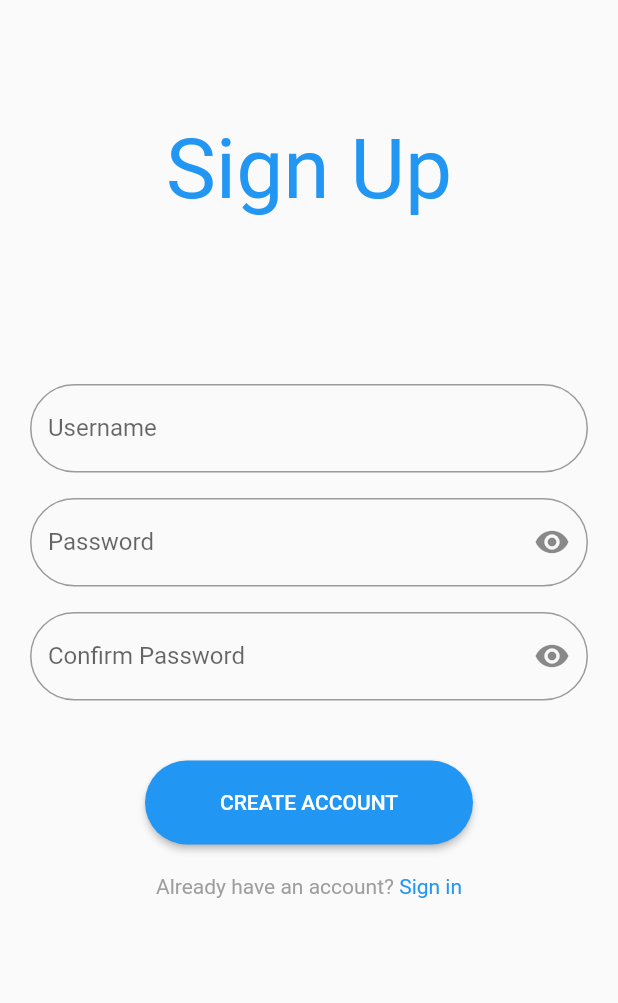
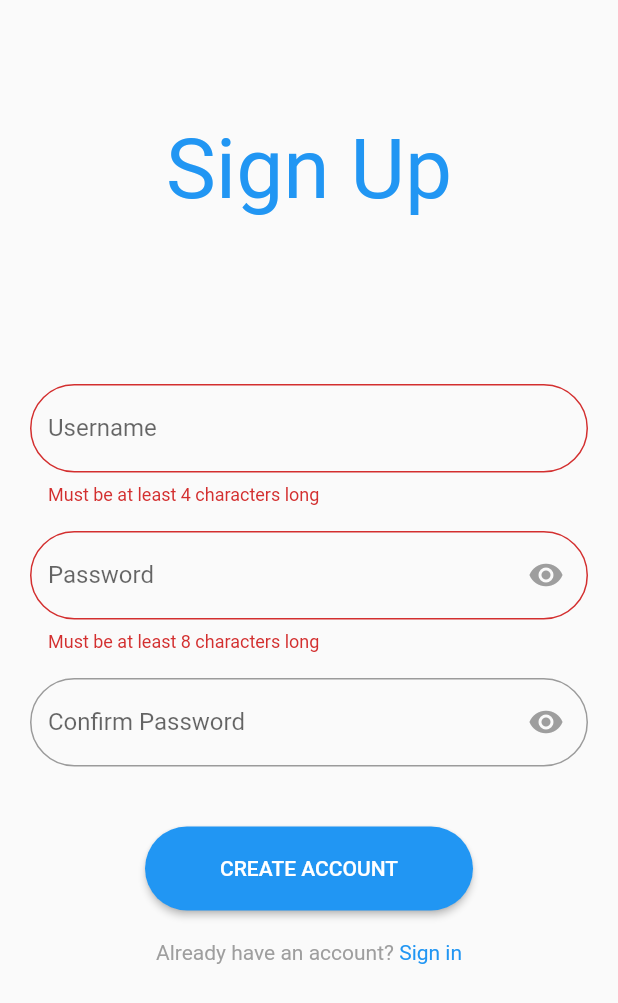
Before and after one commit to imaili/FireChat, a Flutter app: the screen it shows after launch, after a tap on "CREATE ACCOUNT", on a phone screen of 412 x 824 dp. Shown: the top 1003 px of the screen. Run offline on Flutter 3.47's test engine with Material 2 defaults, Android fonts, the phone set to English and light mode, and no system bars.

```diff
--- a/lib/screens/auth_screen.dart
+++ b/lib/screens/auth_screen.dart
@@ -1,5 +1,6 @@
 import 'package:flutter/gestures.dart';
 import 'package:flutter/material.dart';
+import 'package:flutter/services.dart';
 
 class AuthScreen extends StatefulWidget {
   @override
@@ -10,18 +11,24 @@ class _AuthScreenState extends State<AuthScreen> {
   bool _isLogin = false;
   bool _obscurePassword = true;
   bool _obscureConfirmPassword = true;
+  String _username;
+  String _password;
   final _passwordFocusNode = FocusNode();
   final _confirmPasswordFocusNode = FocusNode();
+  final _loginFormKey = GlobalKey<FormState>();
+  final _signUpKey = GlobalKey<FormState>();
+  final _passwordController = TextEditingController();
+
   @override
   void initState() {
     _passwordFocusNode.addListener(() {
-        if(!_passwordFocusNode.hasFocus)
+      if (!_passwordFocusNode.hasFocus)
         setState(() {
           _obscurePassword = true;
         });
     });
     _confirmPasswordFocusNode.addListener(() {
-      if(!_confirmPasswordFocusNode.hasFocus)
+      if (!_confirmPasswordFocusNode.hasFocus)
         setState(() {
           _obscureConfirmPassword = true;
         });
@@ -30,60 +37,65 @@ class _AuthScreenState extends State<AuthScreen> {
   }
 
   @override
+  void dispose() {
+    _passwordFocusNode.dispose();
+    _confirmPasswordFocusNode.dispose();
+    super.dispose();
+  }
+  @override
   Widget build(BuildContext context) {
+    SystemChrome.setPreferredOrientations([DeviceOrientation.portraitUp]);
     return Scaffold(
       body: SingleChildScrollView(
         child: Container(
           alignment: Alignment.center,
-            padding: EdgeInsets.all(20),
+          padding: const EdgeInsets.all(20),
           child: Column(
-
-
             children: [
-                  SizedBox(height: 60,),
+              SizedBox(
+                height: 60,
+              ),
               Text(
-
                 _isLogin ? 'Login' : 'Sign Up',
-
                 style: Theme.of(context).textTheme.headline2,
               ),
-                     SizedBox(height: 110,),
+              SizedBox(
+                height: 110,
+              ),
               _isLogin ? buildLoginForm() : buildSignUpForm()
-
-
-
-
-
-
             ],
           ),
         ),
       ),
-
-
     );
   }
 
   Widget buildSignUpForm() {
-    return Column(
-      children: [
-
+    return Column(children: [
       Form(
-
+        key: _signUpKey,
           child: Column(
-
         children: [
           TextFormField(
+            maxLength: 15,
             decoration: InputDecoration(
+
+              counterText: '',
               labelText: 'Username',
                border: OutlineInputBorder(
                   borderRadius: BorderRadius.circular(30),
                   borderSide: const BorderSide(width: 2)),
-              )
              ),
-
-            SizedBox(height: 17,),
-
+             onSaved: (value) => _username = value,
+             validator: (value){
+                if(value.length < 4)
+                  return 'Must be at least 4 characters long';
+                return null;
+             },
+             ),
+          SizedBox(
+            height: 17,
+          ),
           TextFormField(
             focusNode: _passwordFocusNode,
             obscureText: _obscurePassword,
@@ -93,61 +105,91 @@ class _AuthScreenState extends State<AuthScreen> {
                   borderSide: const BorderSide(width: 2)),
               labelText: 'Password',
               suffixIcon: IconButton(
+                padding: const EdgeInsets.only(right: 8),
                 icon: Icon(Icons.remove_red_eye),
                 onPressed: _togglePassword,
+                color: Colors.grey,
               ),
             ),
+            onSaved: (value) => {
+              _password = value
+            },
+            validator: (value){
+                print(value);
+                if(value.length < 8)
+                  return 'Must be at least 8 characters long';
+                else if(!value.contains(RegExp(r'[a-z]')) || !value.contains(RegExp(r'[0-9]')))
+                  return 'Must contain at least one number and one letter';
+                return null;
+             },
           ),
+          SizedBox(
+            height: 17,
+          ),
+          TextFormField(
 
-            SizedBox(height: 17,),
-
-            TextFormField(
               focusNode: _confirmPasswordFocusNode,
-              onFieldSubmitted: (_) => _toggleConfirmPassword,
               obscureText: _obscureConfirmPassword,
               decoration: InputDecoration(
                 suffixIcon: IconButton(
+                  padding: const EdgeInsets.only(right: 8),
                   icon: Icon(Icons.remove_red_eye),
                   onPressed: _toggleConfirmPassword,
+                  color: Colors.grey,
                 ),
                 labelText: 'Confirm Password',
+
+
                 border: OutlineInputBorder(
                     borderRadius: BorderRadius.circular(30),
-                  borderSide: const BorderSide(width: 2)),
-              )
+                    borderSide: const BorderSide(width: 2)
                 ),
 
-            SizedBox(height: 40,),
+              ),
+              validator: (value) {
 
+                if(value != _password)
+                  return 'Does not match the password';
+                return null;
+              },
+              ),
+          SizedBox(
+            height: 40,
+          ),
           RaisedButton(
-
-              padding: EdgeInsets.fromLTRB(50, 20, 50, 20),
+            padding: const EdgeInsets.fromLTRB(50, 20, 50, 20),
             color: Theme.of(context).primaryColor,
-               onPressed: () {},
+            onPressed: _validateSignUpForm,
             shape: RoundedRectangleBorder(
               borderRadius: BorderRadius.circular(30),
             ),
-               child: Text('CREATE ACCOUNT', style: TextStyle(color: Colors.white),),
+            child: Text(
+              'CREATE ACCOUNT',
+              style: TextStyle(color: Colors.white),
+            ),
           )
         ],
-        )
-      ),
+      )),
       SizedBox(height: 20),
       Row(
         mainAxisAlignment: MainAxisAlignment.center,
         children: [
-        Text('Already have an account? ', style: TextStyle(color: Colors.grey),),
+          Text(
+            'Already have an account? ',
+            style: TextStyle(color: Colors.grey),
+          ),
           InkWell(
-          onTap: (){
+              onTap: () {
                 setState(() {
                   _isLogin = true;
                 });
               },
-          child: Text('Sign in', style: TextStyle(color: Colors.blue),)
-          )
+              child: Text(
+                'Sign in',
+                style: TextStyle(color: Colors.blue),
+              ))
         ],
       ),
-
     ]);
   }
 
@@ -155,7 +197,9 @@ class _AuthScreenState extends State<AuthScreen> {
     return Column(
       children: [
         Form(
-          child: Column(children: [
+          key: _loginFormKey,
+          child: Column(
+            children: [
               TextFormField(
                 decoration: InputDecoration(
                   labelText: 'Username',
@@ -165,9 +209,9 @@ class _AuthScreenState extends State<AuthScreen> {
                       borderSide: const BorderSide(width: 2)),
                 ),
               ),
-
-            SizedBox(height: 17,),
-
+              SizedBox(
+                height: 17,
+              ),
               TextFormField(
                 decoration: InputDecoration(
                   labelText: 'Password',
@@ -176,54 +220,66 @@ class _AuthScreenState extends State<AuthScreen> {
                       borderRadius: BorderRadius.circular(30),
                       borderSide: const BorderSide(width: 2)),
                 ),
-
               ),
               SizedBox(height: 40),
               RaisedButton(
-
-              padding: EdgeInsets.fromLTRB(60, 20, 60, 20),
+                padding: const EdgeInsets.fromLTRB(60, 20, 60, 20),
                 color: Theme.of(context).primaryColor,
                 onPressed: () {},
                 shape: RoundedRectangleBorder(
                   borderRadius: BorderRadius.circular(30),
                 ),
-               child: Text('LOGIN',
-               style: TextStyle(color: Colors.white,),
-
+                child: Text(
+                  'LOGIN',
+                  style: TextStyle(
+                    color: Colors.white,
+                  ),
                 ),
               )
-
             ],
           ),
         ),
-        SizedBox(height: 20,),
+        SizedBox(
+          height: 20,
+        ),
         Row(
           mainAxisAlignment: MainAxisAlignment.center,
           children: [
-        Text('Not a member yet? ', style: TextStyle(color: Colors.grey),),
+            Text(
+              'Not a member yet? ',
+              style: TextStyle(color: Colors.grey),
+            ),
             InkWell(
-          onTap: (){
+                onTap: () {
                   setState(() {
                     _isLogin = false;
                   });
                 },
-          child: Text('Sign up', style: TextStyle(color: Colors.blue),)
-          )
+                child: Text(
+                  'Sign up',
+                  style: TextStyle(color: Colors.blue),
+                ))
           ],
         ),
       ],
-
     );
   }
 
-  void _togglePassword(){
+  void _togglePassword() {
     setState(() {
       _obscurePassword = !_obscurePassword;
     });
   }
+
   void _toggleConfirmPassword() {
     setState(() {
       _obscureConfirmPassword = !_obscureConfirmPassword;
     });
   }
+
+  void _validateSignUpForm(){
+        _signUpKey.currentState.save();
+
+    _signUpKey.currentState.validate();
   }
+}
```
Lines whose indentation alone changed are shown as unchanged.
